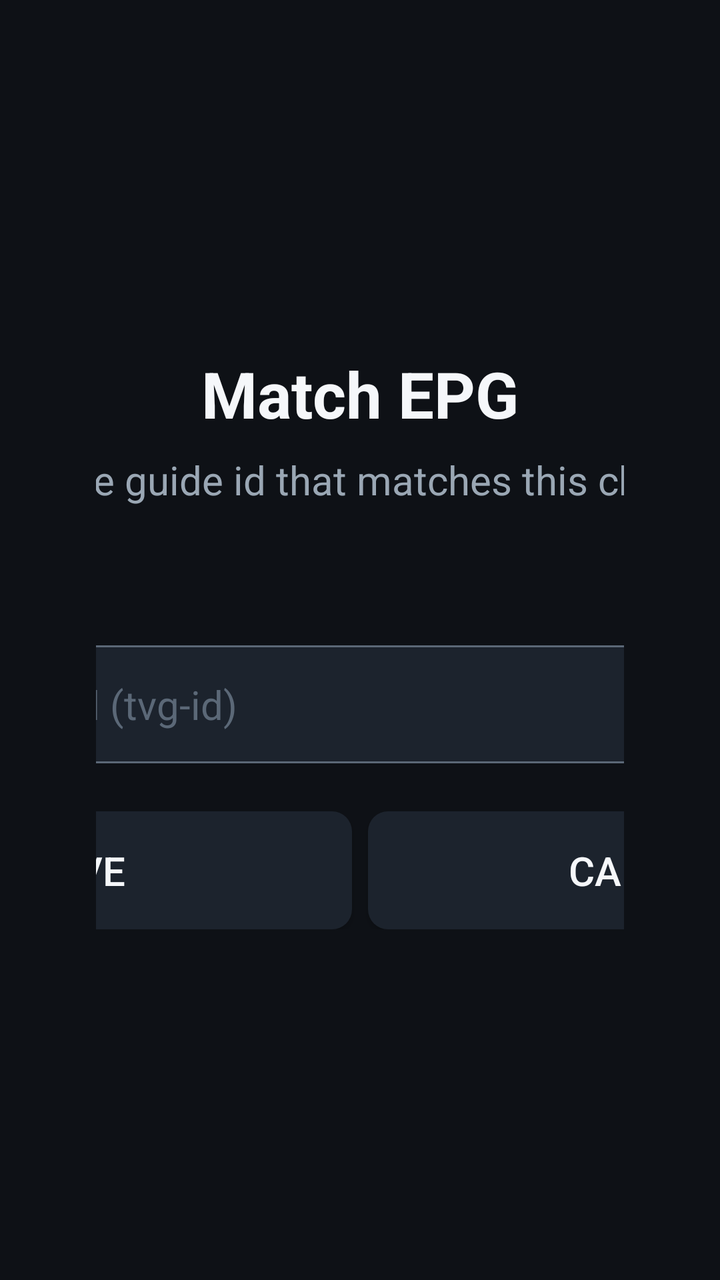
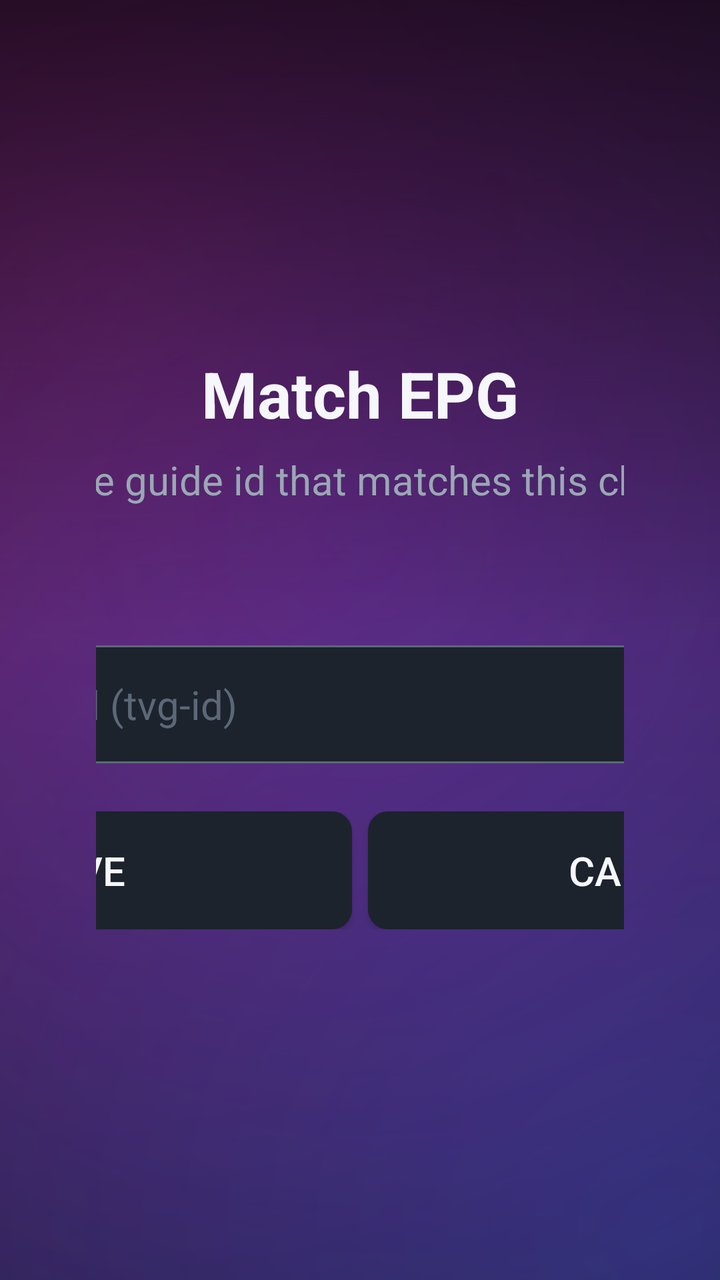

Compare the two renders of this Android layout. The source of the first and the diff that turns it into the second are given below.
<!-- AndroidManifest.xml: application theme Theme.IptvPlayer -->
<!-- res/layout/activity_epg_mapping.xml -->
<?xml version="1.0" encoding="utf-8"?>
<ScrollView xmlns:android="http://schemas.android.com/apk/res/android"
    android:layout_width="match_parent"
    android:layout_height="match_parent"
    android:background="@color/bg_root"
    android:fillViewport="true">

    <LinearLayout
        android:layout_width="match_parent"
        android:layout_height="wrap_content"
        android:orientation="vertical"
        android:gravity="center"
        android:paddingHorizontal="@dimen/safe_area_h"
        android:paddingVertical="@dimen/safe_area_v">

        <TextView
            android:layout_width="wrap_content"
            android:layout_height="wrap_content"
            android:text="@string/epg_mapping_title"
            android:textColor="@color/text_primary"
            android:textSize="@dimen/text_big_title"
            android:textStyle="bold"
            android:layout_marginBottom="@dimen/space_s" />

        <TextView
            android:layout_width="560dp"
            android:layout_height="wrap_content"
            android:text="@string/epg_mapping_hint"
            android:textColor="@color/text_secondary"
            android:textSize="@dimen/text_body"
            android:gravity="center"
            android:layout_marginBottom="@dimen/space_m" />

        <TextView
            android:id="@+id/channelName"
            android:layout_width="560dp"
            android:layout_height="wrap_content"
            android:textColor="@color/accent"
            android:textSize="@dimen/text_title"
            android:textStyle="bold"
            android:gravity="center"
            android:maxLines="1"
            android:ellipsize="end"
            android:layout_marginBottom="@dimen/space_m" />

        <EditText
            android:id="@+id/inputEpgId"
            style="@style/Widget.Iptv.Input"
            android:layout_width="560dp"
            android:layout_height="wrap_content"
            android:hint="@string/epg_mapping_input_hint"
            android:inputType="text"
            android:importantForAutofill="no" />

        <LinearLayout
            android:layout_width="560dp"
            android:layout_height="wrap_content"
            android:orientation="horizontal"
            android:layout_marginTop="@dimen/space_l">

            <Button
                android:id="@+id/btnSave"
                style="@style/Widget.Iptv.Button"
                android:layout_width="0dp"
                android:layout_height="wrap_content"
                android:layout_weight="1"
                android:text="@string/action_save"
                android:layout_marginEnd="@dimen/space_s" />

            <Button
                android:id="@+id/btnCancel"
                style="@style/Widget.Iptv.Button"
                android:layout_width="0dp"
                android:layout_height="wrap_content"
                android:layout_weight="1"
                android:text="@string/action_cancel" />
        </LinearLayout>
    </LinearLayout>
</ScrollView>
<!-- resources referenced by this layout -->
<resources>
  <color name="accent">#3DA9FC</color>
  <color name="bg_root">#0E1116</color>
  <color name="text_primary">#F5F7FA</color>
  <color name="text_secondary">#9AA7B4</color>
  <dimen name="safe_area_h">48dp</dimen>
  <dimen name="safe_area_v">27dp</dimen>
  <dimen name="space_l">24dp</dimen>
  <dimen name="space_m">16dp</dimen>
  <dimen name="space_s">8dp</dimen>
  <dimen name="text_big_title">32sp</dimen>
  <dimen name="text_body">20sp</dimen>
  <dimen name="text_title">28sp</dimen>
  <string name="action_cancel">Cancel</string>
  <string name="action_save">Save</string>
  <string name="epg_mapping_hint">Pick the guide id that matches this channel.</string>
  <string name="epg_mapping_input_hint">EPG channel id (tvg-id)</string>
  <string name="epg_mapping_title">Match EPG</string>
  <style name="Widget.Iptv.Button" parent="Widget.AppCompat.Button">
          <item name="android:background">@drawable/bg_button</item>
          <item name="android:textColor">@color/text_primary</item>
          <item name="android:textSize">@dimen/text_body</item>
          <item name="android:padding">@dimen/space_m</item>
          <item name="android:focusable">true</item>
      </style>
  <style name="Widget.Iptv.Input" parent="Widget.AppCompat.EditText">
          <item name="android:background">@drawable/bg_input</item>
          <item name="android:textColor">@color/text_primary</item>
          <item name="android:textColorHint">@color/text_muted</item>
          <item name="android:textSize">@dimen/text_body</item>
          <item name="android:padding">@dimen/space_m</item>
      </style>
  <color name="text_muted">#5B6877</color>
  <dimen name="card_radius">10dp</dimen>
  <dimen name="focus_stroke">2dp</dimen>
  <color name="accent_dim">#1E5F8C</color>
  <color name="bg_card">#1C232D</color>
  <color name="bg_card_focused">#2A3340</color>
  <color name="focus_border">#3DA9FC</color>
  <!-- unchanged entries left out for length: 3 -->
</resources>

<!-- the commit's change to res/layout/activity_epg_mapping.xml (unified diff, before → after) -->
@@ -2,7 +2,7 @@
 <ScrollView xmlns:android="http://schemas.android.com/apk/res/android"
     android:layout_width="match_parent"
     android:layout_height="match_parent"
-    android:background="@color/bg_root"
+    android:background="@drawable/bg_login_aurora"
     android:fillViewport="true">
 
     <LinearLayout
@@ -35,7 +35,7 @@
             android:id="@+id/channelName"
             android:layout_width="560dp"
             android:layout_height="wrap_content"
-            android:textColor="@color/accent"
+            android:textColor="@color/brand_pink"
             android:textSize="@dimen/text_title"
             android:textStyle="bold"
             android:gravity="center"
<!-- resource entries referenced after the edit -->
@@ -1,5 +1,6 @@
 <!-- resources referenced by this layout -->
 <resources>
+  <color name="brand_pink">#FF5FB0</color>
   <color name="accent">#3DA9FC</color>
   <color name="bg_root">#0E1116</color>
   <color name="text_primary">#F5F7FA</color>
@@ -12,6 +13,57 @@
   <dimen name="text_big_title">32sp</dimen>
   <dimen name="text_body">20sp</dimen>
   <dimen name="text_title">28sp</dimen>
+  <!-- drawable bg_login_aurora (drawable) -->
+  <?xml version="1.0" encoding="utf-8"?>
+  <layer-list xmlns:android="http://schemas.android.com/apk/res/android">
+      <item>
+          <shape android:shape="rectangle">
+              <solid android:color="@color/brand_cinematic" />
+          </shape>
+      </item>
+      <item>
+          <shape android:shape="rectangle">
+              <gradient
+                  android:type="radial"
+                  android:centerX="0.16"
+                  android:centerY="0.22"
+                  android:gradientRadius="760dp"
+                  android:startColor="#73FF2E9A"
+                  android:endColor="#00FF2E9A" />
+          </shape>
+      </item>
+      <item>
+          <shape android:shape="rectangle">
+              <gradient
+                  android:type="radial"
+                  android:centerX="0.92"
+                  android:centerY="0.96"
+                  android:gradientRadius="860dp"
+                  android:startColor="#5E3A6BFF"
+                  android:endColor="#003A6BFF" />
+          </shape>
+      </item>
+      <item>
+          <shape android:shape="rectangle">
+              <gradient
+                  android:type="radial"
+                  android:centerX="0.5"
+                  android:centerY="0.42"
+                  android:gradientRadius="520dp"
+                  android:startColor="#357B2FF7"
+                  android:endColor="#007B2FF7" />
+          </shape>
+      </item>
+      <item>
+          <shape android:shape="rectangle">
+              <gradient
+                  android:angle="90"
+                  android:startColor="#00000000"
+                  android:centerColor="#00000000"
+                  android:endColor="#99000000" />
+          </shape>
+      </item>
+  </layer-list>
   <string name="action_cancel">Cancel</string>
   <string name="action_save">Save</string>
   <string name="epg_mapping_hint">Pick the guide id that matches this channel.</string>
@@ -31,6 +83,7 @@
           <item name="android:textSize">@dimen/text_body</item>
           <item name="android:padding">@dimen/space_m</item>
       </style>
+  <color name="brand_cinematic">#07090F</color>
   <color name="text_muted">#5B6877</color>
   <dimen name="card_radius">10dp</dimen>
   <dimen name="focus_stroke">2dp</dimen>
